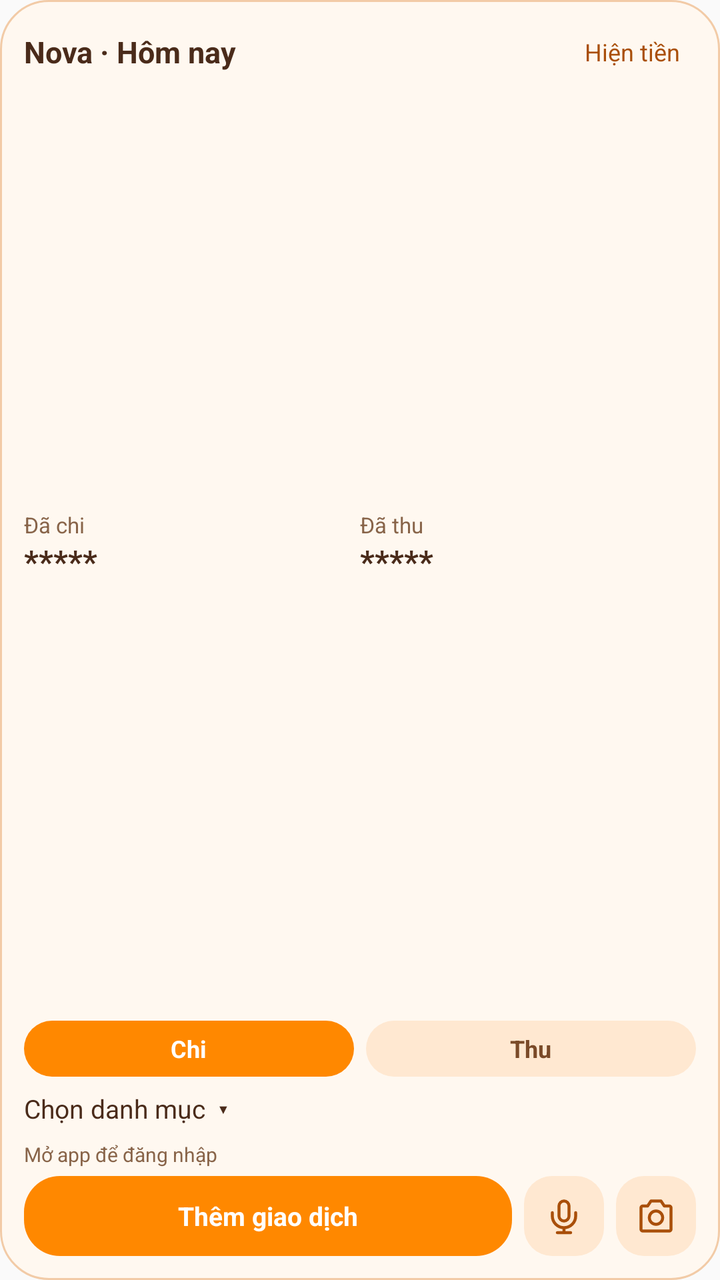
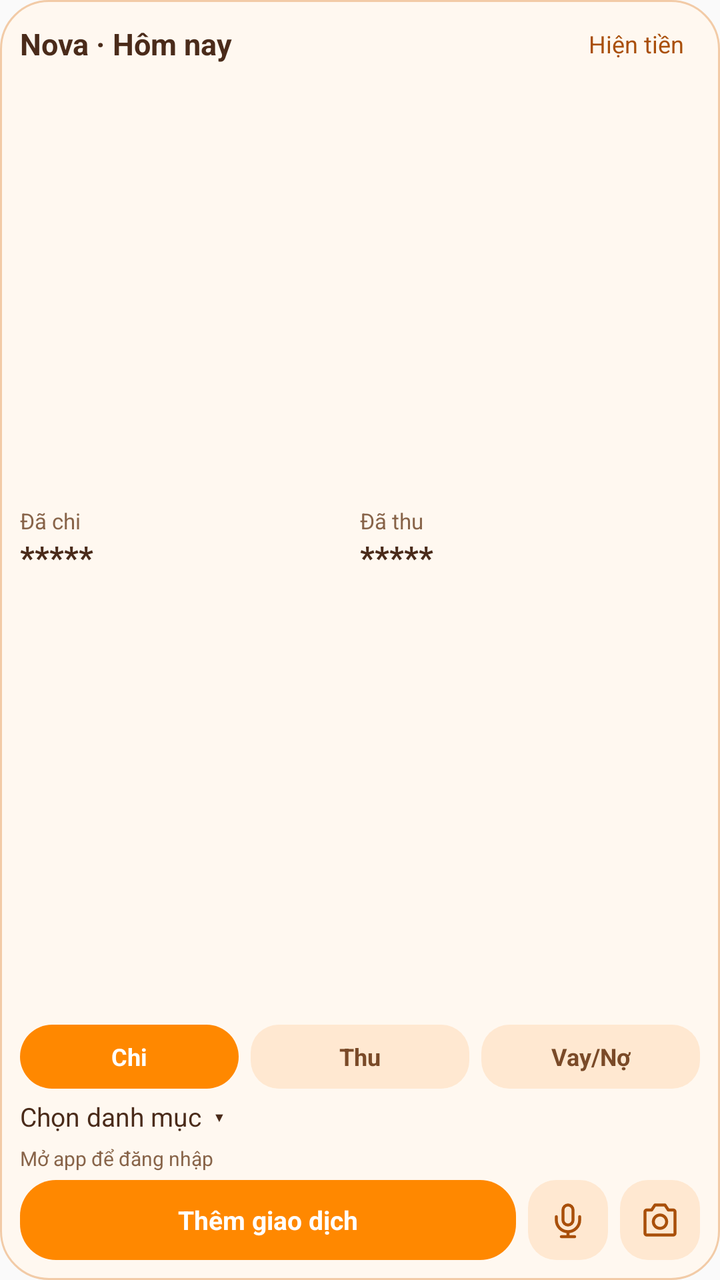

An Android layout rendered at two revisions. The XML below is the earlier revision; the diff shows what the commit changed to produce the second picture.
<!-- AndroidManifest.xml: application theme AppTheme -->
<!-- res/layout/nova_home_widget.xml -->
<LinearLayout xmlns:android="http://schemas.android.com/apk/res/android" android:layout_width="match_parent" android:layout_height="match_parent" android:orientation="vertical" android:padding="12dp" android:background="@drawable/nova_widget_background">
 <LinearLayout android:layout_width="match_parent" android:layout_height="28dp" android:gravity="center_vertical">
  <TextView android:layout_width="0dp" android:layout_weight="1" android:layout_height="wrap_content" android:text="Nova · Hôm nay" android:textColor="#4A2B1A" android:textStyle="bold" android:textSize="15sp"/>
  <TextView android:id="@+id/widget_toggle" android:layout_width="wrap_content" android:layout_height="match_parent" android:gravity="center" android:text="Hiện tiền" android:textColor="#A94F0A" android:paddingHorizontal="8dp" android:textSize="12sp"/>
 </LinearLayout>
 <LinearLayout android:layout_width="match_parent" android:layout_height="0dp" android:layout_weight="1" android:minHeight="38dp" android:gravity="center_vertical">
  <LinearLayout android:layout_width="0dp" android:layout_weight="1" android:layout_height="wrap_content" android:orientation="vertical">
   <TextView android:layout_width="wrap_content" android:layout_height="wrap_content" android:text="Đã chi" android:textColor="#886449" android:textSize="11sp"/>
   <TextView android:id="@+id/widget_expense" android:layout_width="match_parent" android:layout_height="wrap_content" android:text="*****" android:textColor="#4A2B1A" android:textSize="16sp" android:textStyle="bold" android:maxLines="1" android:ellipsize="end"/>
  </LinearLayout>
  <LinearLayout android:layout_width="0dp" android:layout_weight="1" android:layout_height="wrap_content" android:orientation="vertical">
   <TextView android:layout_width="wrap_content" android:layout_height="wrap_content" android:text="Đã thu" android:textColor="#886449" android:textSize="11sp"/>
   <TextView android:id="@+id/widget_income" android:layout_width="match_parent" android:layout_height="wrap_content" android:text="*****" android:textColor="#4A2B1A" android:textSize="16sp" android:textStyle="bold" android:maxLines="1" android:ellipsize="end"/>
  </LinearLayout>
 </LinearLayout>
 <LinearLayout android:layout_width="match_parent" android:layout_height="28dp" android:layout_marginTop="4dp">
  <TextView android:id="@+id/widget_expense_button" android:layout_width="0dp" android:layout_weight="1" android:layout_height="match_parent" android:background="@drawable/nova_widget_button" android:gravity="center" android:text="Chi" android:textColor="#FFFFFF" android:textStyle="bold" android:textSize="12sp"/>
  <TextView android:id="@+id/widget_income_button" android:layout_width="0dp" android:layout_weight="1" android:layout_height="match_parent" android:background="@drawable/nova_widget_secondary" android:gravity="center" android:text="Thu" android:textColor="#7A4A28" android:textStyle="bold" android:textSize="12sp" android:layout_marginStart="6dp"/>
 </LinearLayout>
 <TextView android:id="@+id/widget_category" android:layout_width="match_parent" android:layout_height="32dp" android:gravity="center_vertical" android:text="Chọn danh mục  ▾" android:textSize="13sp" android:textColor="#4A2B1A" android:singleLine="true" android:ellipsize="end"/>
 <TextView android:id="@+id/widget_status" android:layout_width="match_parent" android:layout_height="wrap_content" android:text="Mở app để đăng nhập" android:textColor="#886449" android:textSize="10sp" android:maxLines="1" android:ellipsize="end" android:layout_marginBottom="4dp"/>
 <LinearLayout android:layout_width="match_parent" android:layout_height="40dp">
  <TextView android:id="@+id/widget_add" android:layout_width="0dp" android:layout_weight="1" android:layout_height="match_parent" android:background="@drawable/nova_widget_button" android:gravity="center" android:text="Thêm giao dịch" android:contentDescription="Thêm giao dịch từ widget" android:textColor="#FFFFFF" android:textStyle="bold" android:textSize="13sp"/>
  <ImageButton android:id="@+id/widget_voice" android:layout_width="40dp" android:layout_height="match_parent" android:background="@drawable/nova_widget_secondary" android:src="@drawable/nova_widget_mic" android:contentDescription="Nói giao dịch từ widget" android:layout_marginStart="6dp" android:padding="10dp"/>
  <ImageButton android:id="@+id/widget_camera" android:layout_width="40dp" android:layout_height="match_parent" android:background="@drawable/nova_widget_secondary" android:src="@drawable/nova_widget_camera" android:contentDescription="Chụp hóa đơn bằng AI từ widget" android:layout_marginStart="6dp" android:padding="10dp"/>
 </LinearLayout>
</LinearLayout>
<!-- resources referenced by this layout -->
<resources>
  <!-- drawable nova_widget_background (drawable) -->
  <shape xmlns:android="http://schemas.android.com/apk/res/android"><solid android:color="#FFF8F0"/><corners android:radius="24dp"/><stroke android:width="1dp" android:color="#F2CBA7"/></shape>
  <!-- drawable nova_widget_button (drawable) -->
  <shape xmlns:android="http://schemas.android.com/apk/res/android"><solid android:color="#FF8800"/><corners android:radius="18dp"/></shape>
  <!-- drawable nova_widget_camera (drawable) -->
  <vector xmlns:android="http://schemas.android.com/apk/res/android" android:width="20dp" android:height="20dp" android:viewportWidth="24" android:viewportHeight="24"><path android:strokeColor="#A94F0A" android:strokeWidth="1.8" android:strokeLineCap="round" android:strokeLineJoin="round" android:fillColor="@android:color/transparent" android:pathData="M4,6h3l2,-3h6l2,3h3a1,1 0,0 1,1,1v13a1,1 0,0 1,-1,1H4a1,1 0,0 1,-1,-1V7a1,1 0,0 1,1,-1M16,13a4,4 0,1 1,-8,0a4,4 0,1 1,8,0"/></vector>
  <!-- drawable nova_widget_mic (drawable) -->
  <vector xmlns:android="http://schemas.android.com/apk/res/android" android:width="20dp" android:height="20dp" android:viewportWidth="24" android:viewportHeight="24"><path android:strokeColor="#A94F0A" android:strokeWidth="1.8" android:strokeLineCap="round" android:strokeLineJoin="round" android:fillColor="@android:color/transparent" android:pathData="M12,3a3,3 0,0 0,-3,3v6a3,3 0,0 0,6,0V6a3,3 0,0 0,-3,-3M5,10v2a7,7 0,0 0,14,0v-2M12,19v3M8,22h8"/></vector>
  <!-- drawable nova_widget_secondary (drawable) -->
  <shape xmlns:android="http://schemas.android.com/apk/res/android"><solid android:color="#FFE8D1"/><corners android:radius="14dp"/></shape>
  <style name="AppTheme" parent="Theme.AppCompat.DayNight.NoActionBar">
          
          <item name="android:editTextBackground">@drawable/rn_edit_text_material</item>
      </style>
  <!-- drawable rn_edit_text_material (drawable) -->
  <?xml version="1.0" encoding="utf-8"?>
  <inset xmlns:android="http://schemas.android.com/apk/res/android"
         android:insetLeft="@dimen/abc_edit_text_inset_horizontal_material"
         android:insetRight="@dimen/abc_edit_text_inset_horizontal_material"
         android:insetTop="@dimen/abc_edit_text_inset_top_material"
         android:insetBottom="@dimen/abc_edit_text_inset_bottom_material"
         >
  
      <selector>
          
          <item android:state_enabled="false" android:drawable="@drawable/abc_textfield_default_mtrl_alpha"/>
          <item android:drawable="@drawable/abc_textfield_activated_mtrl_alpha"/>
      </selector>
  
  </inset>
</resources>

<!-- the commit's change to res/layout/nova_home_widget.xml (unified diff, before → after) -->
@@ -1,9 +1,9 @@
-<LinearLayout xmlns:android="http://schemas.android.com/apk/res/android" android:layout_width="match_parent" android:layout_height="match_parent" android:orientation="vertical" android:padding="12dp" android:background="@drawable/nova_widget_background">
- <LinearLayout android:layout_width="match_parent" android:layout_height="28dp" android:gravity="center_vertical">
+<LinearLayout xmlns:android="http://schemas.android.com/apk/res/android" android:layout_width="match_parent" android:layout_height="match_parent" android:orientation="vertical" android:padding="10dp" android:background="@drawable/nova_widget_background">
+ <LinearLayout android:layout_width="match_parent" android:layout_height="24dp" android:gravity="center_vertical">
   <TextView android:layout_width="0dp" android:layout_weight="1" android:layout_height="wrap_content" android:text="Nova · Hôm nay" android:textColor="#4A2B1A" android:textStyle="bold" android:textSize="15sp"/>
   <TextView android:id="@+id/widget_toggle" android:layout_width="wrap_content" android:layout_height="match_parent" android:gravity="center" android:text="Hiện tiền" android:textColor="#A94F0A" android:paddingHorizontal="8dp" android:textSize="12sp"/>
  </LinearLayout>
- <LinearLayout android:layout_width="match_parent" android:layout_height="0dp" android:layout_weight="1" android:minHeight="38dp" android:gravity="center_vertical">
+ <LinearLayout android:layout_width="match_parent" android:layout_height="0dp" android:layout_weight="1" android:minHeight="36dp" android:gravity="center_vertical">
   <LinearLayout android:layout_width="0dp" android:layout_weight="1" android:layout_height="wrap_content" android:orientation="vertical">
    <TextView android:layout_width="wrap_content" android:layout_height="wrap_content" android:text="Đã chi" android:textColor="#886449" android:textSize="11sp"/>
    <TextView android:id="@+id/widget_expense" android:layout_width="match_parent" android:layout_height="wrap_content" android:text="*****" android:textColor="#4A2B1A" android:textSize="16sp" android:textStyle="bold" android:maxLines="1" android:ellipsize="end"/>
@@ -13,11 +13,12 @@
    <TextView android:id="@+id/widget_income" android:layout_width="match_parent" android:layout_height="wrap_content" android:text="*****" android:textColor="#4A2B1A" android:textSize="16sp" android:textStyle="bold" android:maxLines="1" android:ellipsize="end"/>
   </LinearLayout>
  </LinearLayout>
- <LinearLayout android:layout_width="match_parent" android:layout_height="28dp" android:layout_marginTop="4dp">
+ <LinearLayout android:layout_width="match_parent" android:layout_height="32dp" android:layout_marginTop="4dp">
   <TextView android:id="@+id/widget_expense_button" android:layout_width="0dp" android:layout_weight="1" android:layout_height="match_parent" android:background="@drawable/nova_widget_button" android:gravity="center" android:text="Chi" android:textColor="#FFFFFF" android:textStyle="bold" android:textSize="12sp"/>
   <TextView android:id="@+id/widget_income_button" android:layout_width="0dp" android:layout_weight="1" android:layout_height="match_parent" android:background="@drawable/nova_widget_secondary" android:gravity="center" android:text="Thu" android:textColor="#7A4A28" android:textStyle="bold" android:textSize="12sp" android:layout_marginStart="6dp"/>
+  <TextView android:id="@+id/widget_loan_button" android:layout_width="0dp" android:layout_weight="1" android:layout_height="match_parent" android:background="@drawable/nova_widget_secondary" android:gravity="center" android:text="Vay/Nợ" android:textColor="#7A4A28" android:textStyle="bold" android:textSize="12sp" android:layout_marginStart="6dp"/>
  </LinearLayout>
- <TextView android:id="@+id/widget_category" android:layout_width="match_parent" android:layout_height="32dp" android:gravity="center_vertical" android:text="Chọn danh mục  ▾" android:textSize="13sp" android:textColor="#4A2B1A" android:singleLine="true" android:ellipsize="end"/>
+ <TextView android:id="@+id/widget_category" android:layout_width="match_parent" android:layout_height="28dp" android:gravity="center_vertical" android:text="Chọn danh mục  ▾" android:textSize="13sp" android:textColor="#4A2B1A" android:singleLine="true" android:ellipsize="end"/>
  <TextView android:id="@+id/widget_status" android:layout_width="match_parent" android:layout_height="wrap_content" android:text="Mở app để đăng nhập" android:textColor="#886449" android:textSize="10sp" android:maxLines="1" android:ellipsize="end" android:layout_marginBottom="4dp"/>
  <LinearLayout android:layout_width="match_parent" android:layout_height="40dp">
   <TextView android:id="@+id/widget_add" android:layout_width="0dp" android:layout_weight="1" android:layout_height="match_parent" android:background="@drawable/nova_widget_button" android:gravity="center" android:text="Thêm giao dịch" android:contentDescription="Thêm giao dịch từ widget" android:textColor="#FFFFFF" android:textStyle="bold" android:textSize="13sp"/>
